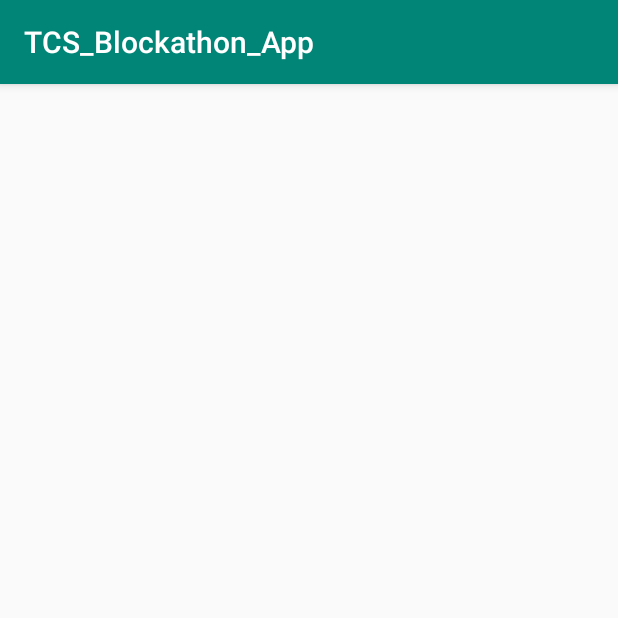
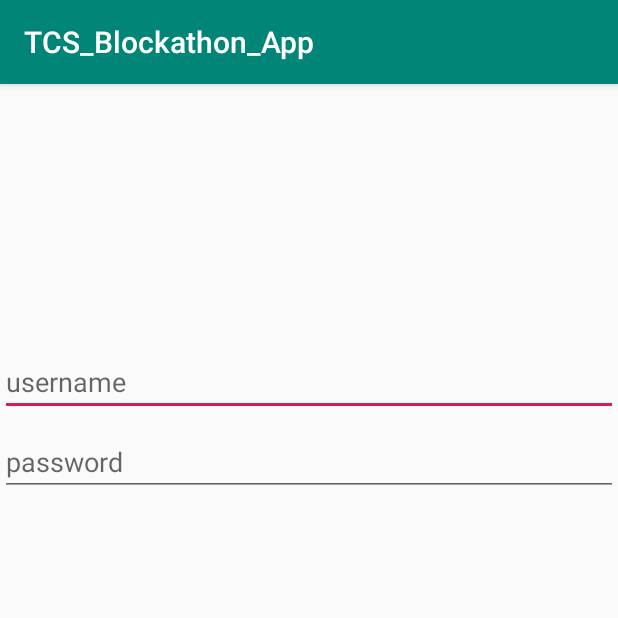
Before and after one commit to josephv7/TCS_Blockathon_2018, an Android app: the screen it shows after launch (Login), on a phone screen of 412 x 824 dp, the top half of it. Run offline under Robolectric (Android 15) with nearby library versions, the phone set to English and light mode, and no system bars.

Commit message:
connected to firebase

```diff
--- a/TCS_Blockathon_App/app/build.gradle
+++ b/TCS_Blockathon_App/app/build.gradle
@@ -1,4 +1,5 @@
 apply plugin: 'com.android.application'
+apply plugin: 'com.google.gms.google-services'
 
 android {
     compileSdkVersion 27
@@ -25,4 +26,6 @@ dependencies {
     testImplementation 'junit:junit:4.12'
     androidTestImplementation 'com.android.support.test:runner:1.0.2'
     androidTestImplementation 'com.android.support.test.espresso:espresso-core:3.0.2'
+    implementation 'com.google.firebase:firebase-database:16.0.1'
 }
+apply plugin: 'com.google.gms.google-services'
--- a/TCS_Blockathon_App/app/src/main/res/layout/activity_login.xml
+++ b/TCS_Blockathon_App/app/src/main/res/layout/activity_login.xml
@@ -6,4 +6,21 @@
     android:layout_height="match_parent"
     tools:context=".Login">
 
+    <EditText
+        android:id="@+id/username"
+        android:layout_width="match_parent"
+        android:layout_height="wrap_content"
+        android:layout_marginTop="176dp"
+        app:layout_constraintTop_toTopOf="parent"
+        tools:layout_editor_absoluteX="0dp"
+        android:hint="username"/>
+
+    <EditText
+        android:id="@+id/password"
+        android:layout_width="match_parent"
+        android:layout_height="wrap_content"
+        android:layout_marginTop="8dp"
+        app:layout_constraintTop_toBottomOf="@+id/username"
+        android:hint="password"/>
+
 </android.support.constraint.ConstraintLayout>
--- a/TCS_Blockathon_App/build.gradle
+++ b/TCS_Blockathon_App/build.gradle
@@ -8,7 +8,7 @@ buildscript {
     }
     dependencies {
         classpath 'com.android.tools.build:gradle:3.2.0'
-
+        classpath 'com.google.gms:google-services:4.0.1'
 
         // NOTE: Do not place your application dependencies here; they belong
         // in the individual module build.gradle files
```
Also changed, not shown: 1 other file.
